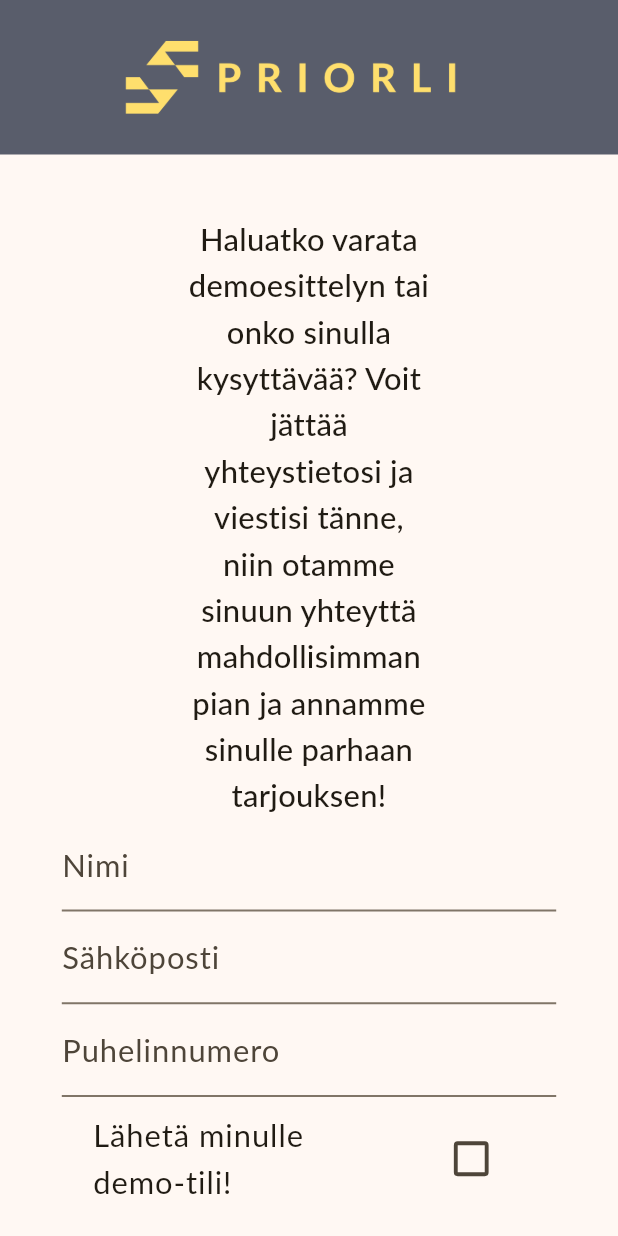
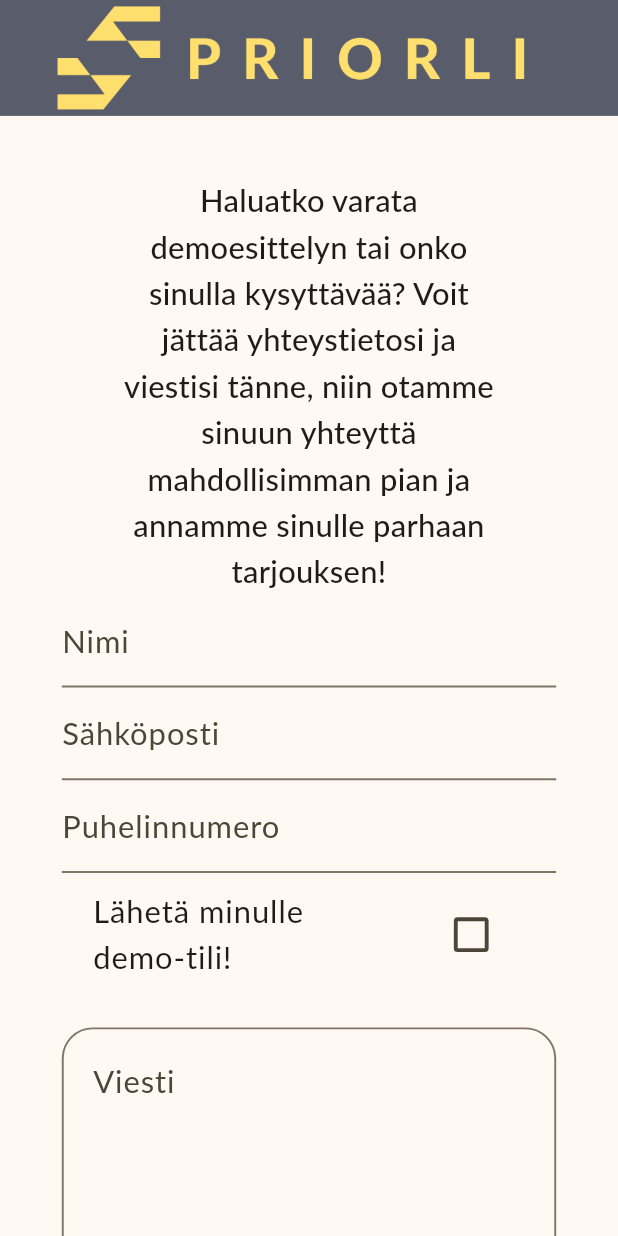
Before and after one commit to haibuiorg/housing-management-flutter, a Flutter app: the ContactUsPublicScreen screen opened by its route, on a phone screen of 412 x 824 dp. Run offline on Flutter 3.47's test engine with Material 2 defaults, Android fonts, the light colour scheme and no system bars; drawn by our look-alikes of dynamic_color; our stand-ins replace awesome_notifications, bloc, cached_network_image, carousel_slider, cloud_firestore, dio and 25 more; missing offline and left inert: flutter_emoji, iban, syncfusion_flutter_pdfviewer; accounts and stored records are empty; network calls fail; Roboto replaces fonts that are missing (Lato); statements that could not run were skipped; project files that could hold a hidden picture were left out.

Commit message:
fix routing

```diff
--- a/lib/core/base/network.dart
+++ b/lib/core/base/network.dart
@@ -26,8 +26,10 @@ class DioModule {
       } else if (!request.path.contains('/register') &&
           !request.path.contains('/code_register') &&
           !request.path.contains('/reset_password')) {
-        return handler
-            .resolve(Response(requestOptions: request, data: 'No auth token'));
+        return handler.reject(DioError(
+            requestOptions: request,
+            error: 'No token',
+            type: DioErrorType.other));
       }
       return handler.next(request);
     }, onResponse: (response, handler) {
--- a/lib/core/user/data/user_remote_data_source.dart
+++ b/lib/core/user/data/user_remote_data_source.dart
@@ -14,6 +14,7 @@ class UserRemoteDataSource implements UserDataSource {
   Future<UserModel> getUserInfo() async {
     try {
       final response = await client.get(_path);
+      print(response.data);
       return UserModel.fromJson(response.data);
     } catch (error) {
       throw ServerException(error: error);
@@ -95,7 +96,6 @@ class UserRemoteDataSource implements UserDataSource {
       "password": password,
       "invitation_code": code,
     };
-    print('$data');
     try {
       final result = await client.post('/code_register', data: data);
       return UserModel.fromJson(result.data as Map<String, dynamic>);
--- a/lib/presentation/announcement/announcement_item.dart
+++ b/lib/presentation/announcement/announcement_item.dart
@@ -59,7 +59,7 @@ class _AnnouncementItemState extends State<AnnouncementItem> {
                                   height: 8,
                                 ),
                                 Text(
-                                    '${announcement.updatedOn != null ? 'Edited on' : 'Created on'} ${getFormattedDateTime(announcement.updatedOn ?? announcement.createdOn ?? 0)} by ${announcement.displayName}'),
+                                    '${announcement.updatedOn != null ? 'Edited on' : 'Created on'} ${getFormattedDateTime(announcement.updatedOn ?? announcement.createdOn)} by ${announcement.displayName}'),
                                 const SizedBox(
                                   height: 8,
                                 ),
--- a/lib/presentation/housing_company/housing_company_screen.dart
+++ b/lib/presentation/housing_company/housing_company_screen.dart
@@ -71,6 +71,9 @@ class _HousingCompanyScreenState extends State<HousingCompanyScreen> {
                     Padding(
                       padding: const EdgeInsets.all(8.0),
                       child: IconButton(
+                        style: ButtonStyle(
+                            backgroundColor: MaterialStateProperty.all<Color>(
+                                Theme.of(context).colorScheme.primary)),
                         color: Theme.of(context).colorScheme.onPrimary,
                         onPressed: state.housingCompany?.isUserManager == true
                             ? () {
--- a/lib/presentation/public/contact_us_public_screen.dart
+++ b/lib/presentation/public/contact_us_public_screen.dart
@@ -2,6 +2,7 @@ import 'package:flutter/material.dart';
 import 'package:flutter_bloc/flutter_bloc.dart';
 import 'package:priorli/presentation/public/contact_us_public_cubit.dart';
 import 'package:priorli/service_locator.dart';
+import 'package:url_launcher/url_launcher.dart';
 
 import '../../core/utils/color_extension.dart';
 import '../../core/utils/constants.dart';
@@ -37,14 +38,16 @@ class _ContactUsPublicScreenState extends State<ContactUsPublicScreen> {
       child: Scaffold(
         appBar: AppBar(
           leadingWidth: 300,
-          toolbarHeight: 80,
-          leading: Container(
-            margin: const EdgeInsets.symmetric(horizontal: 50),
+          toolbarHeight: 60,
+          leading: InkWell(
+            onTap: () => launchUrl(Uri.parse('https://priorli.com/')),
             child: Image.asset(
               'assets/images/priorli_horizontal.png',
+              height: 48,
             ),
           ),
-          title: const Text('Ota yhteyttä'),
+          title:
+              const Text('Ota yhteyttä', style: TextStyle(color: Colors.white)),
           backgroundColor: HexColor.fromHex(appPrimaryContainerColorDark),
         ),
         body: const Center(
@@ -81,7 +84,8 @@ class _ContactUsFormState extends State<ContactUsForm> {
           child: Column(
             children: [
               Padding(
-                padding: const EdgeInsets.symmetric(horizontal: 64.0),
+                padding: EdgeInsets.symmetric(
+                    horizontal: MediaQuery.of(context).size.width * 0.1),
                 child: Text(
                   'Haluatko varata demoesittelyn tai onko sinulla kysyttävää? Voit jättää yhteystietosi ja viestisi tänne, niin otamme sinuun yhteyttä mahdollisimman pian ja annamme sinulle parhaan tarjouksen!',
                   style: Theme.of(context).textTheme.titleMedium,
--- a/lib/service_locator.dart
+++ b/lib/service_locator.dart
@@ -244,7 +244,7 @@ final serviceLocator = GetIt.instance;
 
 Future<void> init() async {
   // App router
-  serviceLocator.registerSingleton<GoRouter>(createAppRouter());
+  serviceLocator.registerFactory<GoRouter>(() => createAppRouter());
 
   // Cubits
   serviceLocator.registerFactory(() => SettingCubit(
```
Also changed, not shown: lib/app.dart (+36 -31 lines).
